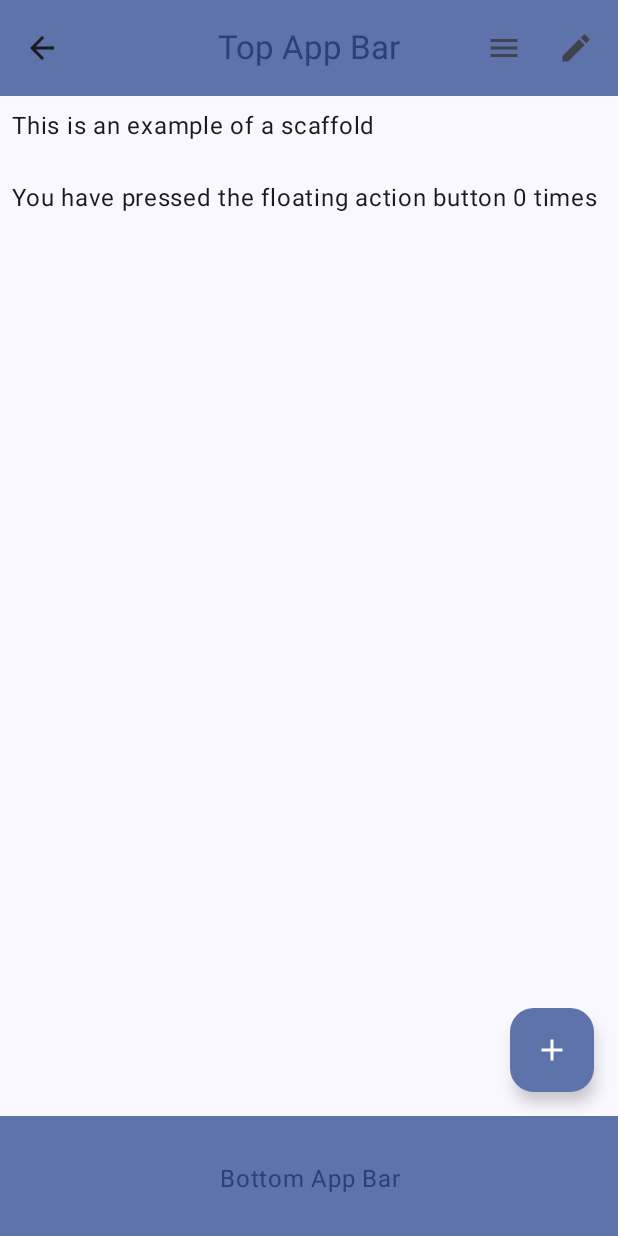
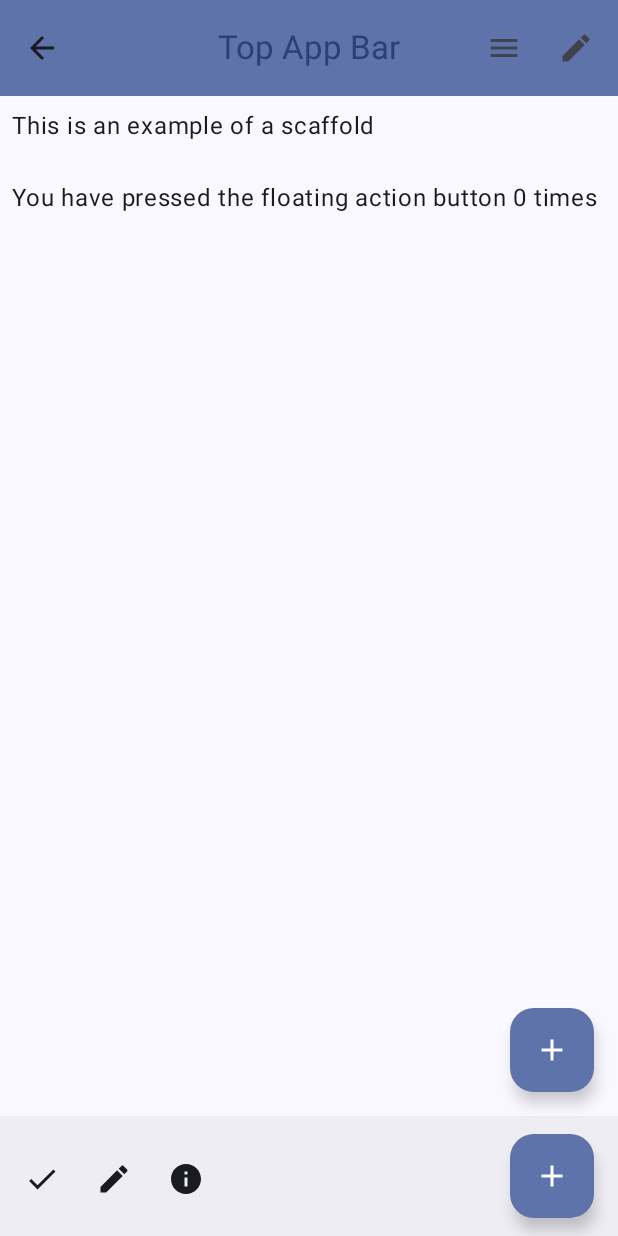
Before and after one commit to ji-circle/mobile6, an Android app built with Jetpack Compose: the screen it shows after launch (MainActivity), on a phone screen of 412 x 824 dp. Run offline under Robolectric (Android 15) with nearby library versions, the phone set to English and light mode, and no system bars.

Commit message:
add: bottom app bar에 버튼, fab 추가

```diff
--- a/app/src/main/java/com/example/secondapp6/MainActivity.kt
+++ b/app/src/main/java/com/example/secondapp6/MainActivity.kt
@@ -12,7 +12,9 @@ import androidx.compose.foundation.layout.padding
 import androidx.compose.material.icons.Icons
 import androidx.compose.material.icons.automirrored.filled.ArrowBack
 import androidx.compose.material.icons.filled.Add
+import androidx.compose.material.icons.filled.Check
 import androidx.compose.material.icons.filled.Edit
+import androidx.compose.material.icons.filled.Info
 import androidx.compose.material.icons.filled.Menu
 import androidx.compose.material3.BottomAppBar
 import androidx.compose.material3.CenterAlignedTopAppBar
@@ -59,26 +61,18 @@ fun ScaffoldExample() {
 
     Scaffold(
         topBar = {
-            //가운데정렬 하기 위해 centeralignedTopappbar
-//            TopAppBar(
             CenterAlignedTopAppBar(
                 colors = topAppBarColors(
                     containerColor = MaterialTheme.colorScheme.primaryContainer,
                     titleContentColor = MaterialTheme.colorScheme.primary
                 ),
                 title = { Text("Top App Bar") },
-                //네비게이션 아이콘 (뒤로가기)
                 navigationIcon = {
                     IconButton(onClick = {}) {
                         Icon(imageVector = Icons.AutoMirrored.Filled.ArrowBack, contentDescription = "Some Description")
                     }
                 },
-                //액션
-                //  액션의 디폴트 레이아웃이 row임... row를 굳이 명시하지 않아도 이건 row로 구성될 것임...
-                //     row scope로 되어있어서 컴포저블이 다 row로 자동으로 구성되는 것임
-                //    우측에 메뉴 버튼 생김...
                 actions = {
-                    //액션즈 라서 여러 개 만들 수 있음... 우측으로 더 생김.
                     IconButton(onClick = {}) {
                         Icon(imageVector = Icons.Filled.Menu, contentDescription = "Menu")
                     }
@@ -90,16 +84,28 @@ fun ScaffoldExample() {
             )
         },
         bottomBar = {
-            BottomAppBar(
-                containerColor = MaterialTheme.colorScheme.primaryContainer,
-                contentColor = MaterialTheme.colorScheme.primary
-            ) {
-                Text(
-                    modifier = Modifier.fillMaxWidth(),
-                    textAlign = TextAlign.Center,
-                    text = "Bottom App Bar"
-                )
-            }
+            //action이 들어가 있는 bottom app bar
+            //  이것도 row scope가 들어가있음
+            BottomAppBar(actions = {
+                IconButton(onClick = {}) {
+                    Icon(imageVector = Icons.Filled.Check, contentDescription = "Check")
+                    //위 코드 한 줄을 이 안에 더 넣으면 겹쳐져 버림... 같은 위치에.
+                }
+                IconButton(onClick = {}) {
+                    Icon(imageVector = Icons.Filled.Edit, contentDescription = "Check")
+                }
+                IconButton(onClick = {}) {
+                    Icon(imageVector = Icons.Filled.Info, contentDescription = "Check")
+                }
+            },
+                //bottomappbar의 actions의 괄호 범위 안에 floatingactionbutton 넣을 수 있음..
+                // bottom app bar 안의 구성요소로 fab가 들어간 것임!
+                floatingActionButton = {
+                    FloatingActionButton(onClick = {presses += 1}) {
+                        Icon(imageVector = Icons.Default.Add, contentDescription = "Add")
+                    }
+                }
+            )
         },
         floatingActionButton = {
             FloatingActionButton(onClick = { presses += 1 }) {
```
